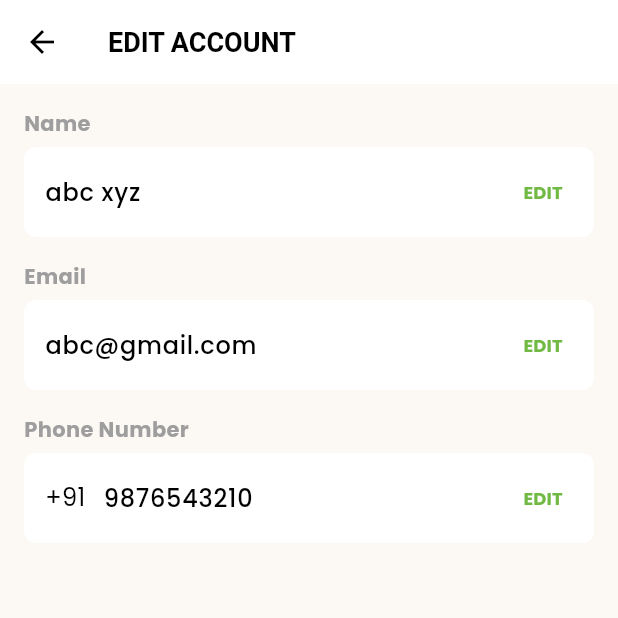
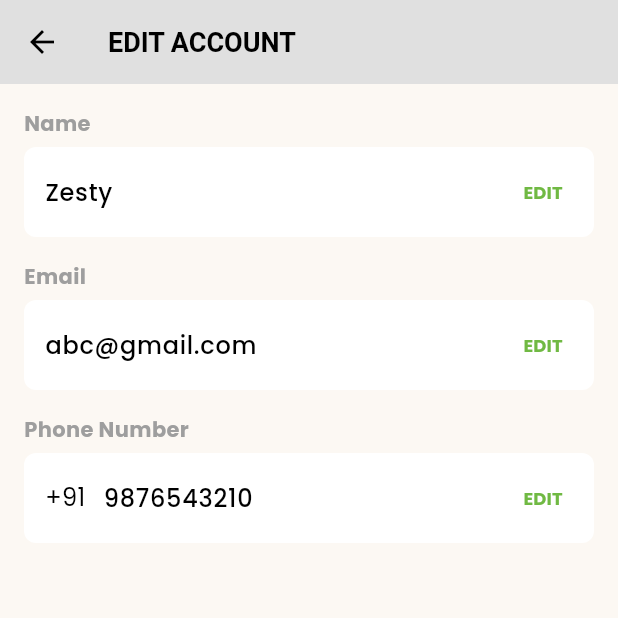
Before and after one commit to vidhanshu37/zesty, a Flutter app: the profile screen opened directly, after a tap on an icon or button, on a phone screen of 412 x 824 dp, the top half of it. Run offline on Flutter 3.47's test engine with Material 3 defaults, Android fonts, the phone set to English and light mode, and no system bars; our stand-ins replace carousel_slider, geocoding, geolocator, google_maps_flutter, google_nav_bar, hive and 6 more; missing offline and left inert: dart:ffi, flutter_avif, razorpay_flutter; accounts and stored records are empty; network calls fail; statements that could not run were skipped.

Commit message:
edit profile

```diff
--- a/lib/screens/home/user_profile/editProfile.dart
+++ b/lib/screens/home/user_profile/editProfile.dart
@@ -1,5 +1,7 @@
 import 'package:flutter/material.dart';
+import 'package:hive/hive.dart';
 import 'package:zesty/utils/constants/colors.dart';
+import 'package:zesty/utils/local_storage/HiveOpenBox.dart';
 
 
 class EditAccountScreen extends StatefulWidget {
@@ -10,7 +12,8 @@ class EditAccountScreen extends StatefulWidget {
 }
 
 class _EditAccountScreenState extends State<EditAccountScreen> {
-  String savedName = "abc xyz";
+  var box = Hive.box(HiveOpenBox.storeAddress);
+  String savedName = "abc";
   String savedEmail = "abc@gmail.com";
   String savedPhone = "9876543210";
 
@@ -24,6 +27,8 @@ class _EditAccountScreenState extends State<EditAccountScreen> {
   @override
   void initState() {
     super.initState();
+    savedName = box.get(HiveOpenBox.userName, defaultValue: "Zesty");
+    savedPhone = box.get(HiveOpenBox.userMobile);
     nameController.text = savedName;
     emailController.text = savedEmail;
     phoneController.text = savedPhone;
@@ -79,7 +84,7 @@ class _EditAccountScreenState extends State<EditAccountScreen> {
           "EDIT ACCOUNT",
           style: TextStyle(color: Colors.black, fontWeight: FontWeight.bold),
         ),
-        backgroundColor: Colors.white,
+        backgroundColor: TColors.grey,
         elevation: 1,
       ),
       body: Padding(
--- a/lib/screens/home/user_profile/profile.dart
+++ b/lib/screens/home/user_profile/profile.dart
@@ -72,8 +72,8 @@ class _profileState extends State<profile> {
                 Navigator.push(context, MaterialPageRoute(builder: (context) => zesty1(),));
               },
             ),
-              Divider(),
-              menuItem("My Account", "Favourites"),
+              // Divider(),
+              // menuItem("My Account", "Favourites"),
               Divider(),
               ListTile(
                 contentPadding: EdgeInsets.zero,
@@ -94,8 +94,8 @@ class _profileState extends State<profile> {
                   Navigator.push(context, MaterialPageRoute(builder: (context) => MoneyGift(),));
                 },
               ),
-              Divider(),
-              menuItem("Past Order", "Track Your Previous Order"),
+              // Divider(),
+              // menuItem("Past Order", "Track Your Previous Order"),
               // Text("PAST ORDER",style: TextStyle(fontSize: 16),),
               // SizedBox(height: 10,),
               // Card(
@@ -127,7 +127,7 @@ class _profileState extends State<profile> {
               //   ),
               // ),
 
-              SizedBox(height: 20,),
+              SizedBox(height: 180,),
               // ListTile(
               //   title: Text("LOGOUT OPTION",style: Theme.of(context).textTheme.headlineSmall),
               //   trailing: Icon(Icons.arrow_forward_ios,color: Colors.grey,size: 16,),
```
Also changed, not shown: lib/screens/restaurants_side/restaurants_home.dart (+4 -4 lines).
